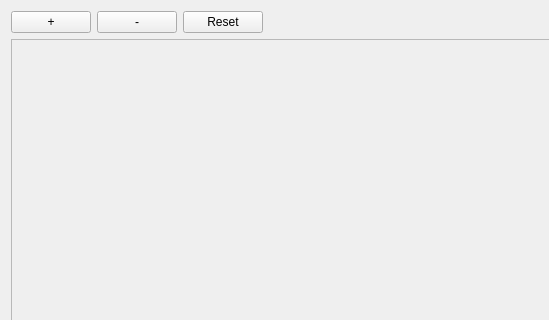
Old version of the form leveldesigner/ImageViewer.ui in the repository lunatik-210/codefest2013; both pictures show x 0 to 549 and y 0 to 320 of the 800 by 600 pixel window.
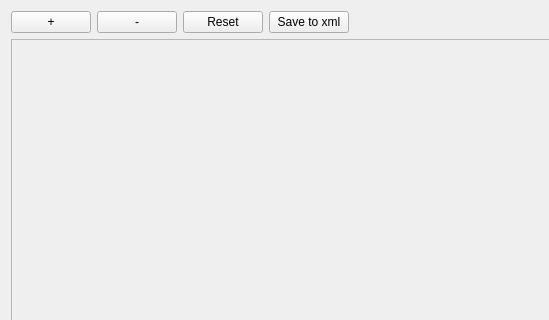
New version of the form.

Commit message: Fixed probem with edges deletion

What changed in the file:
```diff
--- a/leveldesigner/ImageViewer.ui
+++ b/leveldesigner/ImageViewer.ui
@@ -43,6 +43,13 @@
        </property>
       </widget>
      </item>
+     <item>
+      <widget class="QPushButton" name="saveButton">
+       <property name="text">
+        <string>Save to xml</string>
+       </property>
+      </widget>
+     </item>
      <item>
       <spacer name="horizontalSpacer">
        <property name="orientation">
```
The commit also changes 2 other files.
